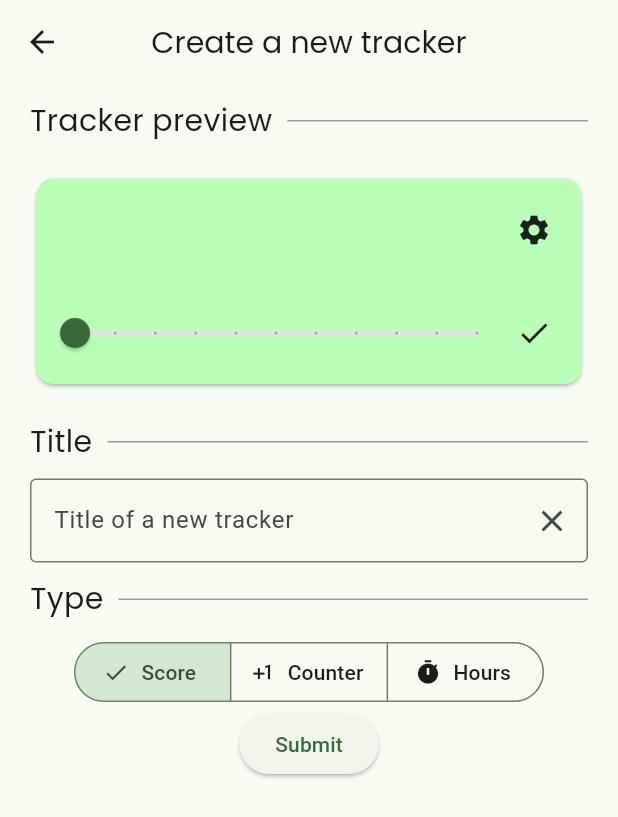
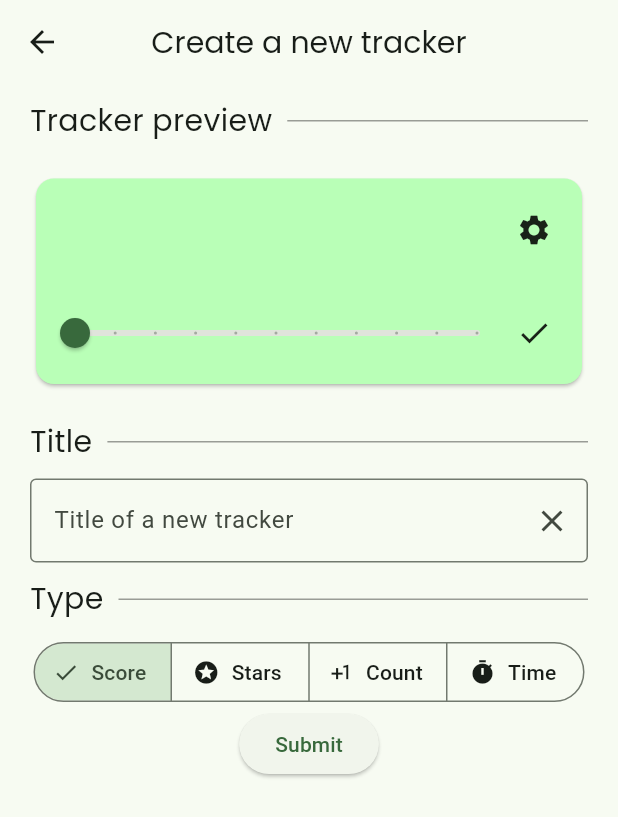
Before and after one commit to tmrzc/daily_organiser, a Flutter app: the screen it shows after launch, item 2 of the bottom bar chosen, after a tap on the "add" icon, on a phone screen of 412 x 824 dp. Shown: the top 817 px of the screen. Run offline on Flutter 3.47's test engine with Material 2 defaults, Android fonts, the phone set to English and light mode, and no system bars; our stand-ins replace flutter_rating_bar, google_fonts.

Commit message:
adding types of trackers

```diff
--- a/lib/screens/tracker/trackerpopup.dart
+++ b/lib/screens/tracker/trackerpopup.dart
@@ -3,8 +3,11 @@ import 'package:provider/provider.dart';
 import 'package:google_fonts/google_fonts.dart';
 import 'dart:async';
 import '../../main.dart';
+import 'package:flutter_rating_bar/flutter_rating_bar.dart';
 
 // ------ DIALOG DISPLAYED FOR ADDING NEW TRACKERSS ------
+
+enum TrackerType { score, stars, counter, hours }
 
 class TrackerPopup extends StatefulWidget {
   const TrackerPopup({
@@ -24,12 +27,20 @@ class _TrackerPopup extends State<TrackerPopup> {
   // KEY FOR VALIDATION OF THE FORM
   final formKey = GlobalKey<FormState>();
 
+  var cos = 0.0;
+
+  TrackerType trackerView = TrackerType.score;
+
+  final counterController = TextEditingController();
+
   @override
   void initState() {
     // TODO: implement initState
     super.initState();
 
+    counterController.text = '0';
     _titlecontroller.addListener(textChanger);
+    counterController.addListener(counterChanger);
   }
 
   void textChanger() {
@@ -38,10 +49,203 @@ class _TrackerPopup extends State<TrackerPopup> {
     });
   }
 
+  void counterChanger() {
+    setState(() {
+      var temp = counterController.text;
+    });
+  }
+
+  Column choosingType() {
+    return Column(
+      children: [
+        Padding(
+          padding: const EdgeInsets.fromLTRB(20, 0, 20, 0),
+          child: SegmentedButton<TrackerType>(
+            segments: const <ButtonSegment<TrackerType>>[
+              ButtonSegment<TrackerType>(
+                  value: TrackerType.score,
+                  label: Text('Score'),
+                  icon: Icon(Icons.score)),
+              ButtonSegment<TrackerType>(
+                  value: TrackerType.stars,
+                  label: Text('Stars'),
+                  icon: Icon(Icons.stars)),
+              ButtonSegment<TrackerType>(
+                  value: TrackerType.counter,
+                  label: Text('Count'),
+                  icon: Icon(Icons.plus_one_outlined)),
+              ButtonSegment<TrackerType>(
+                  value: TrackerType.hours,
+                  label: Text('Time'),
+                  icon: Icon(Icons.timer)),
+            ],
+            selected: <TrackerType>{trackerView},
+            onSelectionChanged: (Set<TrackerType> newSelection) {
+              setState(() {
+                trackerView = newSelection.first;
+              });
+            },
+          ),
+        ),
+      ],
+    );
+  }
+
+  Widget typeDependantOptions() {
+    if (trackerView == TrackerType.score) {
+      return Column(
+        children: [
+          sliderOption(),
+        ],
+      );
+    } else if (trackerView == TrackerType.stars) {
+      return Column(
+        children: [
+          starsOption(),
+        ],
+      );
+    } else if (trackerView == TrackerType.counter) {
+      return Column(
+        children: [
+          counterOption(),
+        ],
+      );
+    } else if (trackerView == TrackerType.hours) {
+      return Column(
+        children: [
+          Text('Time'),
+        ],
+      );
+    } else {
+      return Column(
+        children: [
+          Text('Nothing'),
+        ],
+      );
+    }
+  }
+
+  Center starsOption() {
+    return Center(
+      child: RatingBar(
+        glow: false,
+        initialRating: 5,
+        itemCount: 5,
+        ratingWidget: RatingWidget(
+            full: Icon(
+              Icons.star,
+              color: Colors.amber,
+            ),
+            empty: Icon(
+              Icons.star,
+              color: Colors.grey,
+            ),
+            half: Icon(Icons.star_half)),
+        onRatingUpdate: (value) {},
+      ),
+    );
+  }
+
+  String addToController(
+      TextEditingController controllerExample, int amountToAdd) {
+    int value = int.parse(controllerExample.text);
+    value = value + amountToAdd;
+    return value.toString();
+  }
+
+  String subtractFromController(
+      TextEditingController controllerExample, int amountToSubtract) {
+    int value = int.parse(controllerExample.text);
+    if (amountToSubtract > value) {
+      value = 0;
+    } else {
+      value = value - amountToSubtract;
+    }
+
+    return value.toString();
+  }
+
+  String emptyToZero(TextEditingController controllerExample) {
+    if (controllerExample.text == '') return '0';
+    int value = int.parse(controllerExample.text);
+    if (value < 0) return '0';
+
+    return controllerExample.text;
+  }
+
+  Center counterOption() {
+    return Center(
+      child: Padding(
+        padding: const EdgeInsets.fromLTRB(20, 0, 20, 0),
+        child: Card(
+          shape:
+              RoundedRectangleBorder(borderRadius: BorderRadius.circular(40)),
+          child: Padding(
+            padding: const EdgeInsets.fromLTRB(4, 0, 4, 0),
+            child: Row(
+              mainAxisAlignment: MainAxisAlignment.center,
+              children: [
+                ElevatedButton(
+                  onPressed: () {
+                    setState(() {
+                      counterController.text =
+                          subtractFromController(counterController, 1);
+                    });
+                  },
+                  child: Icon(Icons.remove),
+                ),
+                Expanded(
+                  child: Center(
+                    child: TextField(
+                      textAlign: TextAlign.center,
+                      onSubmitted: (value) {
+                        setState(() {
+                          counterController.text =
+                              emptyToZero(counterController);
+                        });
+                      },
+                      keyboardType: TextInputType.number,
+                      controller: counterController,
+                      style: GoogleFonts.poppins(
+                          fontSize: 20, fontWeight: FontWeight.w400),
+                    ),
+                  ),
+                ),
+                ElevatedButton(
+                  onPressed: () {
+                    setState(() {
+                      counterController.text =
+                          addToController(counterController, 1);
+                    });
+                  },
+                  child: Icon(Icons.add),
+                ),
+              ],
+            ),
+          ),
+        ),
+      ),
+    );
+  }
+
+  Slider sliderOption() {
+    return Slider(
+      value: cos,
+      divisions: 10,
+      min: 0,
+      max: 10,
+      label: '$cos',
+      onChanged: (newRating) {
+        setState(() {
+          cos = newRating;
+        });
+      },
+    );
+  }
+
   @override
   Widget build(BuildContext context) {
     var appState = context.watch<MyAppState>();
-    var cos = 0.0;
 
     return Scaffold(
       appBar: AppBar(
@@ -63,7 +267,7 @@ class _TrackerPopup extends State<TrackerPopup> {
           child: Column(
             mainAxisSize: MainAxisSize.min,
             children: <Widget>[
-              headerText(widget: widget, header: 'Tracker preview'),
+              HeaderText(widget: widget, header: 'Tracker preview'),
 
               Padding(
                 padding: const EdgeInsets.fromLTRB(20, 10, 20, 10),
@@ -93,18 +297,7 @@ class _TrackerPopup extends State<TrackerPopup> {
                         child: Row(
                           children: [
                             Expanded(
-                              child: Slider(
-                                value: cos,
-                                divisions: 10,
-                                min: 0,
-                                max: 10,
-                                //label: ,
-                                onChanged: (newRating) {
-                                  setState(() {
-                                    cos = newRating;
-                                  });
-                                },
-                              ),
+                              child: typeDependantOptions(),
                             ),
                             Icon(Icons.check),
                           ],
@@ -115,7 +308,7 @@ class _TrackerPopup extends State<TrackerPopup> {
                 ),
               ),
 
-              headerText(widget: widget, header: 'Title'),
+              HeaderText(widget: widget, header: 'Title'),
 
               Padding(
                 padding: const EdgeInsets.fromLTRB(20, 0, 20, 0),
@@ -137,9 +330,9 @@ class _TrackerPopup extends State<TrackerPopup> {
                 ),
               ),
 
-              headerText(widget: widget, header: 'Type'),
+              HeaderText(widget: widget, header: 'Type'),
 
-              SingleChoice(),
+              choosingType(),
 
               // SUBMIT BUTTON FOR SUBMITING NEW TO DO
               ElevatedButton(
@@ -162,15 +355,15 @@ class _TrackerPopup extends State<TrackerPopup> {
   }
 }
 
-class headerText extends StatelessWidget {
-  headerText({
+class HeaderText extends StatelessWidget {
+  const HeaderText({
     super.key,
     required this.widget,
     required this.header,
   });
 
   final TrackerPopup widget;
-  String header;
+  final String header;
 
   @override
   Widget build(BuildContext context) {
@@ -198,45 +391,3 @@ class headerText extends StatelessWidget {
     );
   }
 }
-
-enum trackerType { score, counter, hours }
-
-class SingleChoice extends StatefulWidget {
-  const SingleChoice({super.key});
-
-  @override
-  State<SingleChoice> createState() => _SingleChoiceState();
-}
-
-class _SingleChoiceState extends State<SingleChoice> {
-  trackerType calendarView = trackerType.score;
-
-  @override
-  Widget build(BuildContext context) {
-    return SegmentedButton<trackerType>(
-      segments: const <ButtonSegment<trackerType>>[
-        ButtonSegment<trackerType>(
-            value: trackerType.score,
-            label: Text('Score'),
-            icon: Icon(Icons.stars)),
-        ButtonSegment<trackerType>(
-            value: trackerType.counter,
-            label: Text('Counter'),
-            icon: Icon(Icons.plus_one_outlined)),
-        ButtonSegment<trackerType>(
-            value: trackerType.hours,
-            label: Text('Hours'),
-            icon: Icon(Icons.timer)),
-      ],
-      selected: <trackerType>{calendarView},
-      onSelectionChanged: (Set<trackerType> newSelection) {
-        setState(() {
-          // By default there is only a single segment that can be
-          // selected at one time, so its value is always the first
-          // item in the selected set.
-          calendarView = newSelection.first;
-        });
-      },
-    );
-  }
-}
--- a/pubspec.yaml
+++ b/pubspec.yaml
@@ -37,6 +37,7 @@ dependencies:
   cupertino_icons: ^1.0.2
   provider: ^6.0.0
   google_fonts: ^2.3.1
+  flutter_rating_bar: ^4.0.1
 
 dev_dependencies:
   flutter_test:
```
Also changed, not shown: pubspec.lock.
